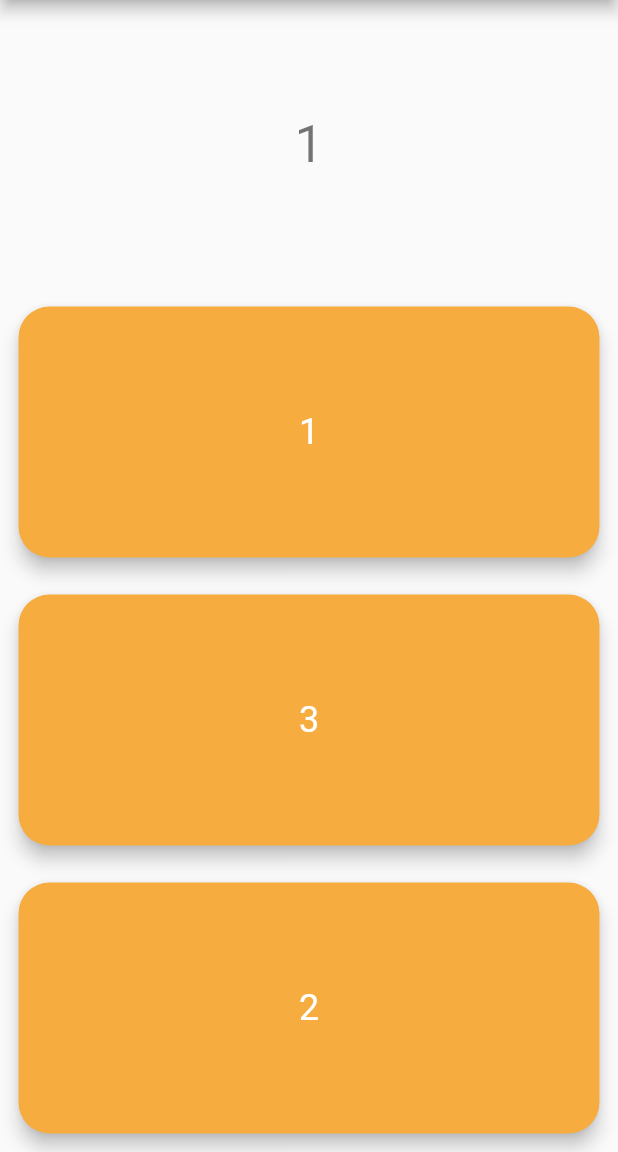
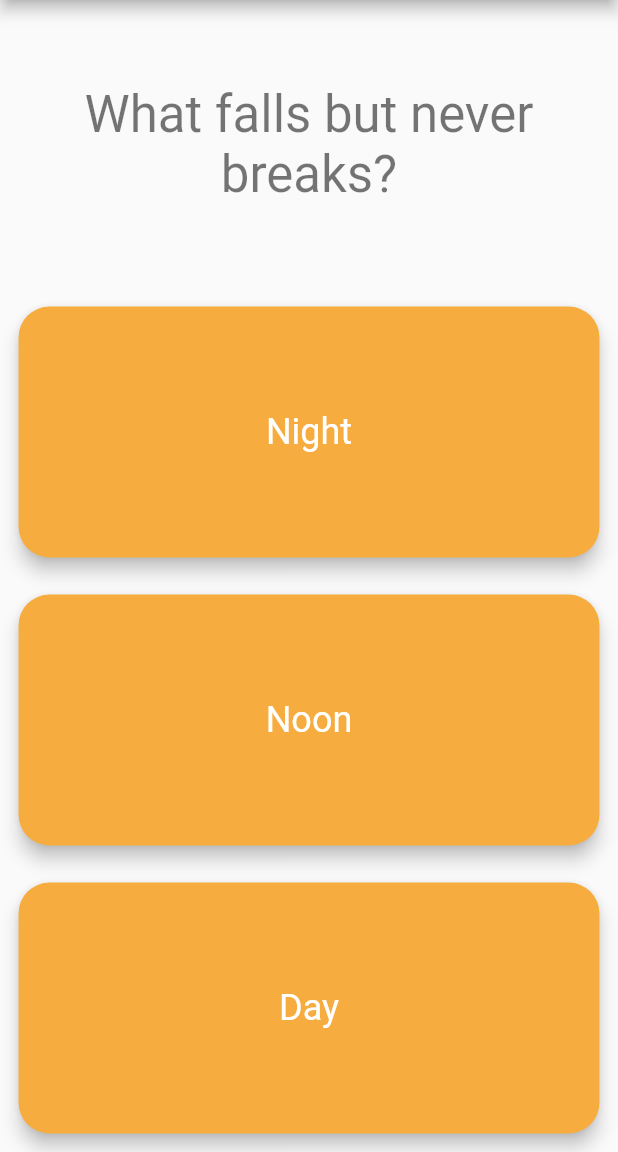
Before and after one commit to NYJvMuijlwijk/Hoffelijk_quiz_app, a Flutter app: the screen it shows after launch, after a tap on "Start Quiz", on a phone screen of 412 x 824 dp, the part 84-1236 px from its top. Run offline on Flutter 3.47's test engine with Material 2 defaults, Android fonts, the phone set to English and light mode, and no system bars; our stand-ins replace bloc, equatable, flutter_bloc, sizer.

Commit message:
actual questions added

```diff
--- a/lib/data/questions.dart
+++ b/lib/data/questions.dart
@@ -1,47 +1,38 @@
 import 'package:hoffelijk_quiz_app/data/classes/question.dart';
 
 class Questions {
-
-  static List<Question> GetQuestions(){
+  static List<Question> GetQuestions() {
     return [
       Question(
-        question: "0",
-        answer: "0",
-        secundaryAnswers: ["1", "2"],
-        score: 0,
+        question: "I am part of your body. You can hold me in your left hand but not in your right hand. What am I?",
+        answer: "Right hand",
+        secundaryAnswers: ["Left hand", "Right leg"],
+        score: 3,
       ),
       Question(
-        question: "1",
-        answer: "1",
-        secundaryAnswers: ["2", "3"],
-        score: 1,
-      ),
-      Question(
-        question: "2",
-        answer: "2",
-        secundaryAnswers: ["4", "3"],
+        question: "If Tom's father is Tony, then Tony is the _____ of Tom's father.",
+        answer: "Name",
+        secundaryAnswers: ["Father", "Son"],
         score: 2,
       ),
       Question(
-        question: "3",
-        answer: "3",
-        secundaryAnswers: ["2", "4"],
-        score: 3,
+        question: "I am a 7 letter word. I become longer when my third letter is removed. Who am I?",
+        answer: "Lounger",
+        secundaryAnswers: ["Lasting", "Lengthy"],
+        score: 2,
       ),
       Question(
-        question: "4",
-        answer: "4",
-        secundaryAnswers: ["2", "3"],
-        score: 4,
+        question: "I start with a T, end with a T, and have T in me. Who am I?",
+        answer: "Teapot",
+        secundaryAnswers: ["Tent", "Twilight"],
+        score: 2,
       ),
       Question(
-        question: "5",
-        answer: "5",
-        secundaryAnswers: ["2", "3"],
-        score: 5,
+        question: "What falls but never breaks?",
+        answer: "Night",
+        secundaryAnswers: ["Day", "Noon"],
+        score: 2,
       ),
     ];
-
   }
-
 }
```
